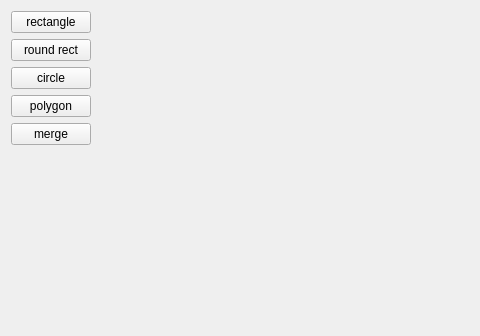
Above: res/ui/qtlaboratory.ui from Radicas/Crane before the change; both pictures show x 0 to 480 and y 0 to 336 of the 856 by 555 pixel window. Below: the same form after it.
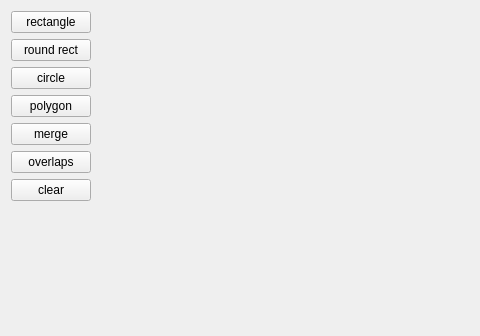
That is the form after the change.

```diff
--- a/res/ui/qtlaboratory.ui
+++ b/res/ui/qtlaboratory.ui
@@ -66,6 +66,26 @@
        </property>
       </widget>
      </item>
+     <item>
+      <widget class="QPushButton" name="overlapsBtn">
+       <property name="text">
+        <string>overlaps</string>
+       </property>
+       <property name="autoDefault">
+        <bool>false</bool>
+       </property>
+      </widget>
+     </item>
+     <item>
+      <widget class="QPushButton" name="clearBtn">
+       <property name="text">
+        <string>clear</string>
+       </property>
+       <property name="autoDefault">
+        <bool>false</bool>
+       </property>
+      </widget>
+     </item>
      <item>
       <spacer name="verticalSpacer">
        <property name="orientation">
```
